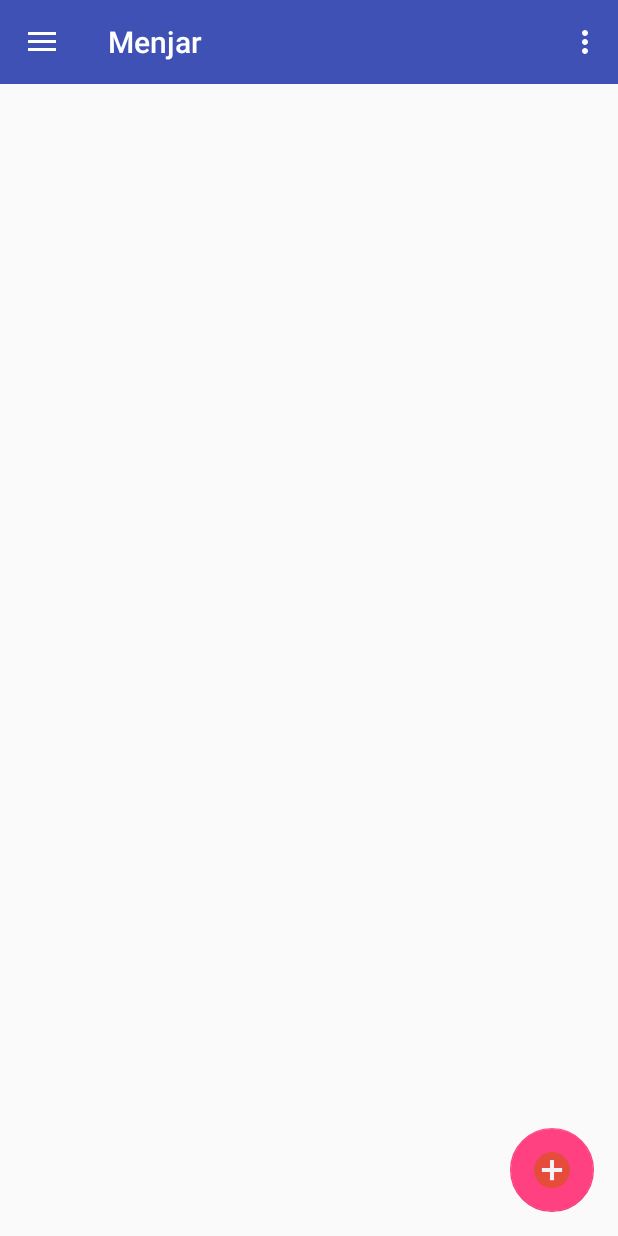
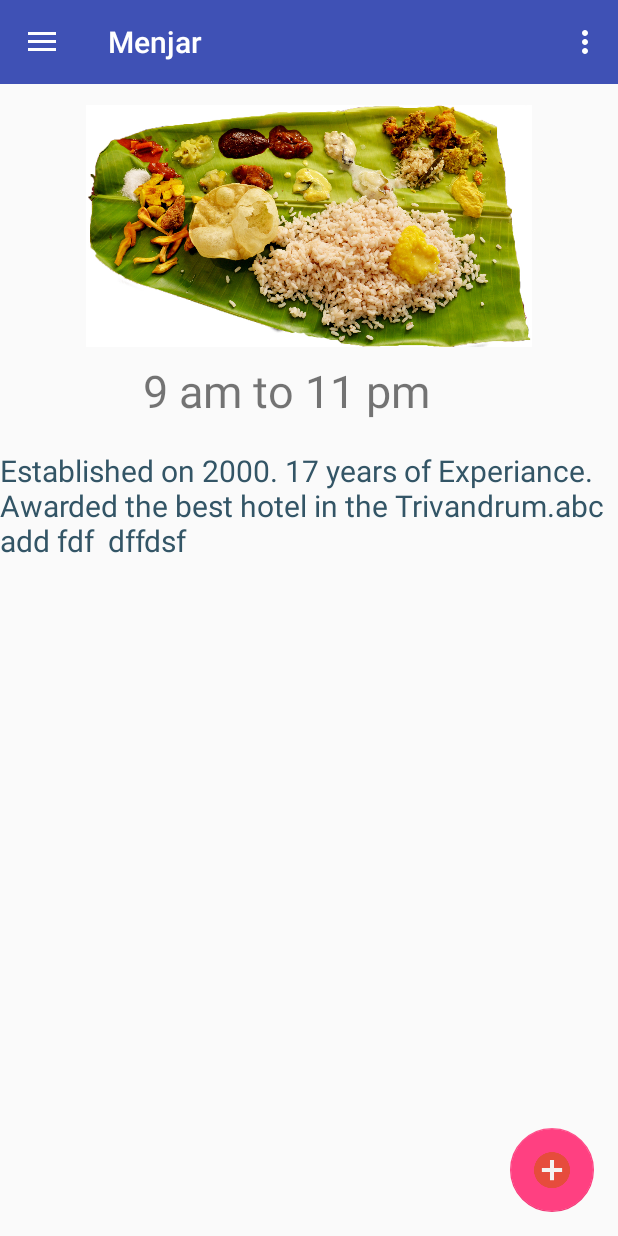
Before and after one commit to krishnarajk/menjar, an Android app: the screen it shows after launch (MainActivity), on a phone screen of 412 x 824 dp. Run offline under Robolectric (Android 15) with nearby library versions, the phone set to English and light mode, and no system bars.

Commit message:
second push. Some more updates

```diff
--- a/app/src/main/java/com/example/krishnaraj/menjar/Global.java
+++ b/app/src/main/java/com/example/krishnaraj/menjar/Global.java
@@ -1,6 +1,8 @@
 package com.example.krishnaraj.menjar;
 
 import android.app.Application;
+
+import com.example.krishnaraj.menjar.Models.Order;
 
 /**
  * Created by krishnaraj on 28/3/17.
@@ -8,4 +10,6 @@ import android.app.Application;
 
     public class Global extends Application {
         public static final String BASE_URL  = "http://192.168.43.155:3000/";
+        public static Order order = new Order();
+        public static int tableId;
     }
--- a/app/src/main/java/com/example/krishnaraj/menjar/Utlis/RestApiInterface.java
+++ b/app/src/main/java/com/example/krishnaraj/menjar/Utlis/RestApiInterface.java
@@ -1,11 +1,14 @@
 package com.example.krishnaraj.menjar.Utlis;
 
 import com.example.krishnaraj.menjar.Models.Catalog;
+import com.example.krishnaraj.menjar.Models.Order;
 
 import java.util.List;
 
 import retrofit2.Call;
+import retrofit2.http.Body;
 import retrofit2.http.GET;
+import retrofit2.http.POST;
 
 /**
  * Created by krishnaraj on 28/3/17.
@@ -15,4 +18,7 @@ public interface RestApiInterface {
     @GET("/item")
     Call<List<Catalog>>getCatalogs();
 
+    @POST("/order")
+    Call<Order>order(@Body Order order);
+
 }
--- /dev/null
+++ b/app/src/main/res/layout/activity_home.xml
@@ -0,0 +1,49 @@
+<?xml version="1.0" encoding="utf-8"?>
+<RelativeLayout xmlns:android="http://schemas.android.com/apk/res/android"
+    android:layout_width="match_parent" android:layout_height="match_parent">
+    <ViewFlipper
+        android:layout_width="match_parent"
+        android:layout_height="match_parent"
+        android:id="@+id/homeimage"
+        android:autoStart="true"
+        android:flipInterval="3000">
+
+        <ImageView
+            android:layout_width="wrap_content"
+            android:layout_height="161dp"
+            android:layout_marginTop="70dp"
+            android:src="@drawable/snacks"/>
+
+        <ImageView
+            android:layout_width="wrap_content"
+            android:layout_height="161dp"
+            android:src="@drawable/nonveg"
+            android:layout_marginTop="70dp"
+            android:id="@+id/imageView3" />
+
+        <ImageView
+            android:layout_width="wrap_content"
+            android:layout_height="161dp"
+            android:src="@drawable/veg"
+            android:layout_marginTop="70dp"
+            android:id="@+id/imageView4" />
+    </ViewFlipper>
+    <TextView
+        android:layout_width="wrap_content"
+        android:layout_height="wrap_content"
+        android:text="9 am to 11 pm"
+        android:layout_marginTop="240dp"
+        android:layout_marginLeft="95dp"
+        android:gravity="center"
+        android:textSize="30dp"/>
+    <TextView
+        android:layout_width="wrap_content"
+        android:layout_height="wrap_content"
+        android:gravity="left"
+        android:text="Established on 2000. 17 years of Experiance. Awarded the best hotel in the Trivandrum.abc add fdf  dffdsf"
+        android:layout_marginTop="300dp"
+        android:textSize="20dp"
+        android:textColor="#356"/>
+
+
+</RelativeLayout>
--- a/app/src/main/res/layout/activity_main.xml
+++ b/app/src/main/res/layout/activity_main.xml
@@ -12,6 +12,10 @@
         layout="@layout/app_bar_main"
         android:layout_width="match_parent"
         android:layout_height="match_parent" />
+    <include
+        layout="@layout/activity_home"
+        android:layout_height="match_parent"
+        android:layout_width="match_parent"/>
 
     <android.support.design.widget.NavigationView
         android:id="@+id/nav_view"
--- a/app/src/main/res/layout/app_bar_main.xml
+++ b/app/src/main/res/layout/app_bar_main.xml
@@ -19,6 +19,7 @@
             android:background="?attr/colorPrimary"
             app:popupTheme="@style/AppTheme.PopupOverlay" />
 
+
     </android.support.design.widget.AppBarLayout>
 
     <include layout="@layout/content_main" />
```
Also changed, not shown: app/src/main/java/com/example/krishnaraj/menjar/Description.java (+30 -1 lines), app/src/main/java/com/example/krishnaraj/menjar/Models/Order.java (added, +15 -0 lines), app/src/main/java/com/example/krishnaraj/menjar/Models/OrderItem.java (added, +13 -0 lines), app/src/main/res/layout/activity_cart.xml (+22 -0 lines), app/src/main/res/layout/activity_description.xml (+15 -0 lines).
